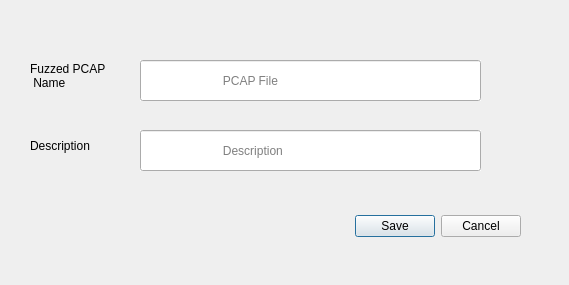
Old version of the form GUIForms/saveFuzzedPacketsOverlay.ui in the repository asdiamond/ntps.
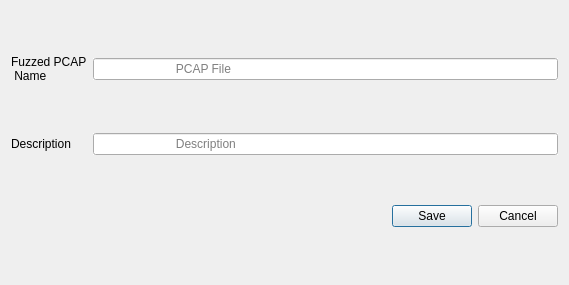
New version of the form.

Commit message: First draft of GUI Forms completed, awaiting review by other members

```diff
--- a/GUIForms/saveFuzzedPacketsOverlay.ui
+++ b/GUIForms/saveFuzzedPacketsOverlay.ui
@@ -13,87 +13,59 @@
   <property name="windowTitle">
    <string>Dialog</string>
   </property>
-  <widget class="QDialogButtonBox" name="buttonBox">
-   <property name="geometry">
-    <rect>
-     <x>180</x>
-     <y>210</y>
-     <width>341</width>
-     <height>32</height>
-    </rect>
-   </property>
-   <property name="orientation">
-    <enum>Qt::Horizontal</enum>
-   </property>
-   <property name="standardButtons">
-    <set>QDialogButtonBox::Cancel|QDialogButtonBox::Save</set>
-   </property>
-  </widget>
-  <widget class="QLineEdit" name="lineEdit">
-   <property name="geometry">
-    <rect>
-     <x>140</x>
-     <y>60</y>
-     <width>341</width>
-     <height>41</height>
-    </rect>
-   </property>
-   <property name="autoFillBackground">
-    <bool>true</bool>
-   </property>
-   <property name="styleSheet">
-    <string notr="true"/>
-   </property>
-   <property name="placeholderText">
-    <string extracomment="PCAP File">                        PCAP File</string>
-   </property>
-  </widget>
-  <widget class="QLineEdit" name="lineEdit_2">
-   <property name="geometry">
-    <rect>
-     <x>140</x>
-     <y>130</y>
-     <width>341</width>
-     <height>41</height>
-    </rect>
-   </property>
-   <property name="autoFillBackground">
-    <bool>true</bool>
-   </property>
-   <property name="styleSheet">
-    <string notr="true"/>
-   </property>
-   <property name="placeholderText">
-    <string extracomment="PCAP File">                        Description</string>
-   </property>
-  </widget>
-  <widget class="QLabel" name="label">
-   <property name="geometry">
-    <rect>
-     <x>30</x>
-     <y>50</y>
-     <width>101</width>
-     <height>51</height>
-    </rect>
-   </property>
-   <property name="text">
-    <string>Fuzzed PCAP 
+  <layout class="QGridLayout" name="gridLayout">
+   <item row="1" column="0">
+    <widget class="QLabel" name="label_2">
+     <property name="text">
+      <string>Description</string>
+     </property>
+    </widget>
+   </item>
+   <item row="0" column="0">
+    <widget class="QLabel" name="label">
+     <property name="text">
+      <string>Fuzzed PCAP 
  Name</string>
-   </property>
-  </widget>
-  <widget class="QLabel" name="label_2">
-   <property name="geometry">
-    <rect>
-     <x>30</x>
-     <y>120</y>
-     <width>101</width>
-     <height>51</height>
-    </rect>
-   </property>
-   <property name="text">
-    <string>Description</string>
-   </property>
-  </widget>
+     </property>
+    </widget>
+   </item>
+   <item row="1" column="1">
+    <widget class="QLineEdit" name="lineEdit_2">
+     <property name="autoFillBackground">
+      <bool>true</bool>
+     </property>
+     <property name="styleSheet">
+      <string notr="true"/>
+     </property>
+     <property name="placeholderText">
+      <string extracomment="PCAP File">                        Description</string>
+     </property>
+    </widget>
+   </item>
+   <item row="0" column="1">
+    <widget class="QLineEdit" name="lineEdit">
+     <property name="autoFillBackground">
+      <bool>true</bool>
+     </property>
+     <property name="styleSheet">
+      <string notr="true"/>
+     </property>
+     <property name="placeholderText">
+      <string extracomment="PCAP File">                        PCAP File</string>
+     </property>
+    </widget>
+   </item>
+   <item row="2" column="1">
+    <widget class="QDialogButtonBox" name="buttonBox">
+     <property name="orientation">
+      <enum>Qt::Horizontal</enum>
+     </property>
+     <property name="standardButtons">
+      <set>QDialogButtonBox::Cancel|QDialogButtonBox::Save</set>
+     </property>
+    </widget>
+   </item>
+  </layout>
  </widget>
  <resources/>
  <connections>
```
The commit also changes 4 other files.
